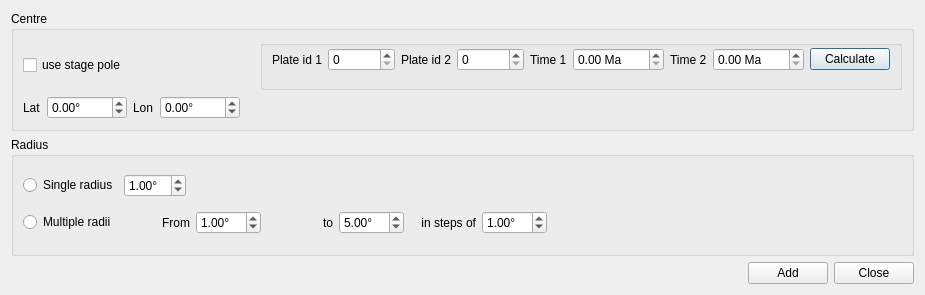
Before: the Qt Designer form src/qt-widgets/CreateSmallCircleDialogUi.ui in GPlates/GPlates, drawn with Qt 5.
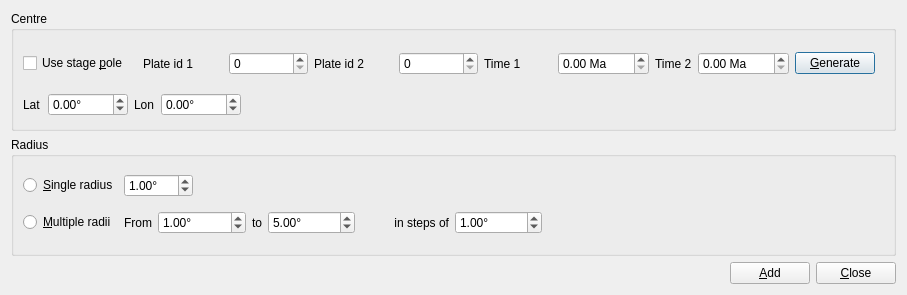
After: the same form once the commit is applied.

Commit message: (trunk) Replaced source:/gplates/trunk using source:/gplates/branches/small-circle-tool-2010-aug-30@10437 incorporating log:/gplates/branches/small-circle-tool-2010-aug-30@10267:10437 ([log:/gplates/trunk@10437:10437 No changes on trunk] since last update from trunk).

Patch:
```diff
--- a/src/qt-widgets/CreateSmallCircleDialogUi.ui
+++ b/src/qt-widgets/CreateSmallCircleDialogUi.ui
@@ -6,7 +6,7 @@
    <rect>
     <x>0</x>
     <y>0</y>
-    <width>925</width>
+    <width>907</width>
     <height>295</height>
    </rect>
   </property>
@@ -19,64 +19,23 @@
      <property name="title">
       <string>Centre</string>
      </property>
-     <layout class="QGridLayout" name="gridLayout_3">
-      <item row="0" column="0" colspan="3">
-       <layout class="QHBoxLayout" name="horizontalLayout_9">
-        <item>
-         <widget class="QCheckBox" name="checkbox_stage_pole">
-          <property name="text">
-           <string>use stage pole</string>
-          </property>
-         </widget>
-        </item>
-        <item>
-         <widget class="QGroupBox" name="groupbox_stage_pole">
-          <property name="sizePolicy">
-           <sizepolicy hsizetype="Preferred" vsizetype="Maximum">
-            <horstretch>0</horstretch>
-            <verstretch>0</verstretch>
-           </sizepolicy>
-          </property>
-          <property name="maximumSize">
-           <size>
-            <width>16777215</width>
-            <height>127</height>
-           </size>
-          </property>
-          <property name="title">
-           <string/>
-          </property>
           <layout class="QGridLayout" name="gridLayout_2">
-           <property name="topMargin">
-            <number>0</number>
-           </property>
-           <property name="bottomMargin">
-            <number>14</number>
-           </property>
            <item row="0" column="0">
-            <layout class="QHBoxLayout" name="horizontalLayout_5">
-             <item>
-              <widget class="QLabel" name="label_plate_id_1">
+       <widget class="QCheckBox" name="checkbox_stage_pole">
                <property name="text">
-                <string>Plate id 1</string>
+         <string>Use stage &amp;pole</string>
                </property>
               </widget>
              </item>
-             <item>
-              <widget class="QSpinBox" name="spinbox_plate_id_1">
-               <property name="minimumSize">
-                <size>
-                 <width>60</width>
-                 <height>0</height>
-                </size>
-               </property>
-               <property name="maximum">
-                <number>1000000</number>
-               </property>
-              </widget>
-             </item>
-            </layout>
-           </item>
+      <item row="0" column="1" colspan="3">
+       <widget class="QFrame" name="frame_stage_pole">
+        <property name="frameShape">
+         <enum>QFrame::NoFrame</enum>
+        </property>
+        <property name="frameShadow">
+         <enum>QFrame::Raised</enum>
+        </property>
+        <layout class="QGridLayout" name="gridLayout_3">
            <item row="0" column="1">
             <layout class="QHBoxLayout" name="horizontalLayout_6">
              <item>
@@ -153,19 +112,45 @@
                </property>
               </widget>
              </item>
-            </layout>
-           </item>
-           <item row="0" column="4">
+           <item>
             <widget class="QPushButton" name="button_calculate_stage_pole">
              <property name="text">
-              <string>Calculate</string>
+              <string>&amp;Generate</string>
              </property>
             </widget>
            </item>
           </layout>
-         </widget>
-        </item>
-       </layout>
+         </item>
+         <item row="0" column="0">
+          <layout class="QHBoxLayout" name="horizontalLayout_5">
+           <item>
+            <widget class="QLabel" name="label_plate_id_1">
+             <property name="text">
+              <string>Plate id 1</string>
+             </property>
+            </widget>
+           </item>
+           <item>
+            <widget class="QSpinBox" name="spinbox_plate_id_1">
+             <property name="minimumSize">
+              <size>
+               <width>60</width>
+               <height>0</height>
+              </size>
+             </property>
+             <property name="maximum">
+              <number>1000000</number>
+             </property>
+            </widget>
+           </item>
+          </layout>
+         </item>
+        </layout>
+        <zorder></zorder>
+        <zorder></zorder>
+        <zorder></zorder>
+        <zorder></zorder>
+       </widget>
       </item>
       <item row="1" column="0">
        <layout class="QHBoxLayout" name="horizontalLayout_3">
@@ -209,7 +194,7 @@
         </item>
        </layout>
       </item>
-      <item row="1" column="1">
+      <item row="1" column="1" colspan="2">
        <layout class="QHBoxLayout" name="horizontalLayout_4">
         <item>
          <widget class="QLabel" name="label_lon">
@@ -251,7 +236,7 @@
         </item>
        </layout>
       </item>
-      <item row="1" column="2">
+      <item row="1" column="3">
        <spacer name="horizontalSpacer_3">
         <property name="orientation">
          <enum>Qt::Horizontal</enum>
@@ -276,7 +261,7 @@
       <item row="0" column="0">
        <widget class="QRadioButton" name="radio_button_single">
         <property name="text">
-         <string>Single radius</string>
+         <string>&amp;Single radius</string>
         </property>
        </widget>
       </item>
@@ -295,7 +280,7 @@
          <double>0.010000000000000</double>
         </property>
         <property name="maximum">
-         <double>90.000000000000000</double>
+         <double>180.000000000000000</double>
         </property>
         <property name="value">
          <double>1.000000000000000</double>
@@ -318,7 +303,7 @@
       <item row="1" column="0">
        <widget class="QRadioButton" name="radio_button_multiple">
         <property name="text">
-         <string>Multiple radii</string>
+         <string>&amp;Multiple radii</string>
         </property>
        </widget>
       </item>
@@ -326,6 +311,12 @@
        <layout class="QHBoxLayout" name="horizontalLayout_2">
         <item>
          <widget class="QLabel" name="label_from">
+          <property name="sizePolicy">
+           <sizepolicy hsizetype="Fixed" vsizetype="Preferred">
+            <horstretch>0</horstretch>
+            <verstretch>0</verstretch>
+           </sizepolicy>
+          </property>
           <property name="text">
            <string>From</string>
           </property>
@@ -345,6 +336,9 @@
           <property name="suffix">
            <string>°</string>
           </property>
+          <property name="maximum">
+           <double>180.000000000000000</double>
+          </property>
           <property name="value">
            <double>1.000000000000000</double>
           </property>
@@ -352,6 +346,12 @@
         </item>
         <item>
          <widget class="QLabel" name="label_to">
+          <property name="sizePolicy">
+           <sizepolicy hsizetype="Fixed" vsizetype="Preferred">
+            <horstretch>0</horstretch>
+            <verstretch>0</verstretch>
+           </sizepolicy>
+          </property>
           <property name="text">
            <string>to</string>
           </property>
@@ -371,6 +371,9 @@
           <property name="suffix">
            <string>°</string>
           </property>
+          <property name="maximum">
+           <double>180.000000000000000</double>
+          </property>
           <property name="value">
            <double>5.000000000000000</double>
           </property>
@@ -397,6 +400,9 @@
           <property name="suffix">
            <string>°</string>
           </property>
+          <property name="maximum">
+           <double>180.000000000000000</double>
+          </property>
           <property name="value">
            <double>1.000000000000000</double>
           </property>
@@ -438,14 +444,14 @@
      <item>
       <widget class="QPushButton" name="button_add">
        <property name="text">
-        <string>Add</string>
+        <string>&amp;Add</string>
        </property>
       </widget>
      </item>
      <item>
       <widget class="QPushButton" name="button_close">
        <property name="text">
-        <string>Close</string>
+        <string>&amp;Close</string>
        </property>
       </widget>
      </item>
```
Left out of the diff: 18 changed lines with no effect on the pictures. Lines whose indentation alone changed are shown as unchanged. The commit also changes 5 other files.
